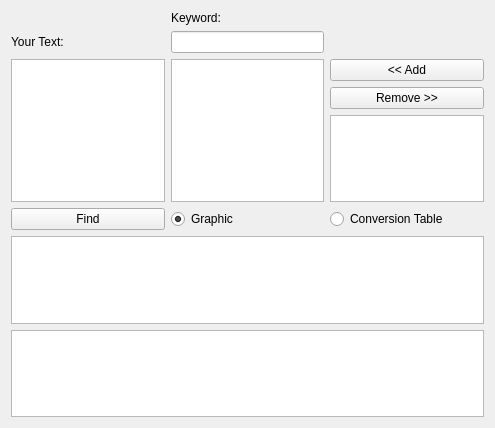
IdeasStorm/Automata-Project, file mainwindow.ui: the form before one commit.
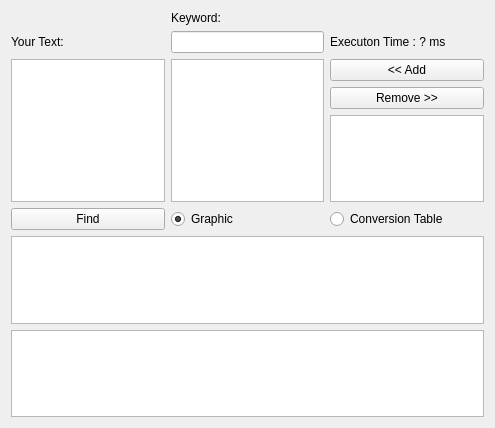
The form after the commit. Custom widgets are drawn as their Qt base class.

Commit message: added execution time

```diff
--- a/mainwindow.ui
+++ b/mainwindow.ui
@@ -97,6 +97,13 @@
     <item row="8" column="0" colspan="4">
      <widget class="QTableWidget" name="tableWidget"/>
     </item>
+    <item row="1" column="3">
+     <widget class="QLabel" name="label_3">
+      <property name="text">
+       <string>Executon Time : ? ms</string>
+      </property>
+     </widget>
+    </item>
    </layout>
   </widget>
  </widget>
```
The commit also changes 2 other files.
